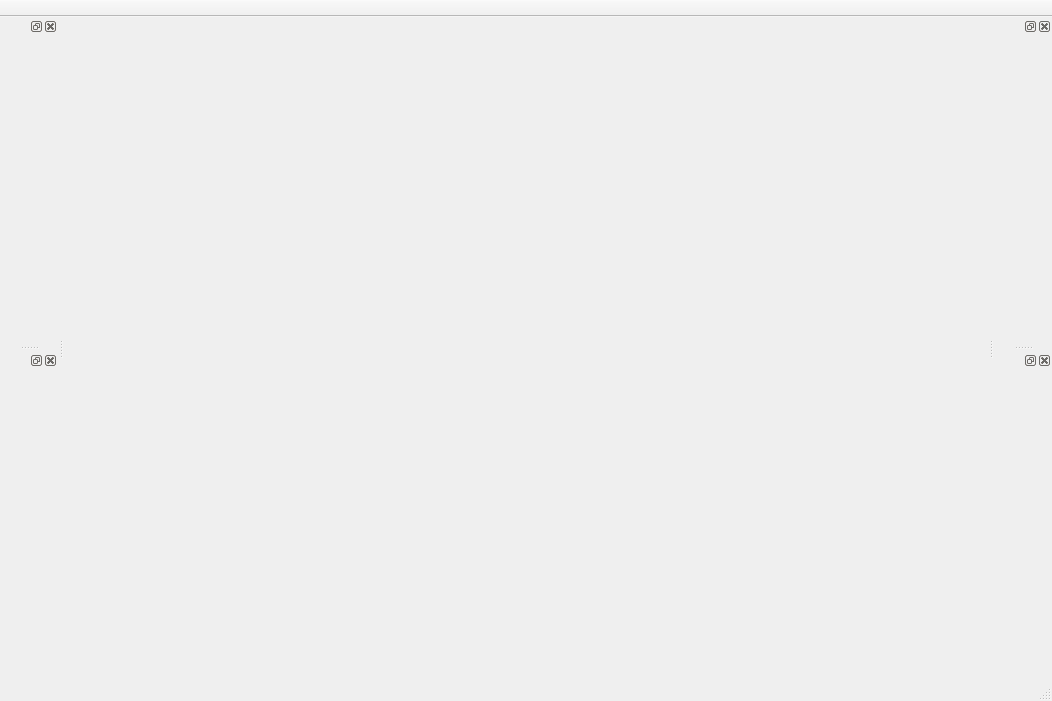
The window that QStudioSCADA/DrawApplication/DrawApplication/MainWindow.ui (VelsonWang/HmiFuncDesigner) describes before a commit, drawn with Qt 5.
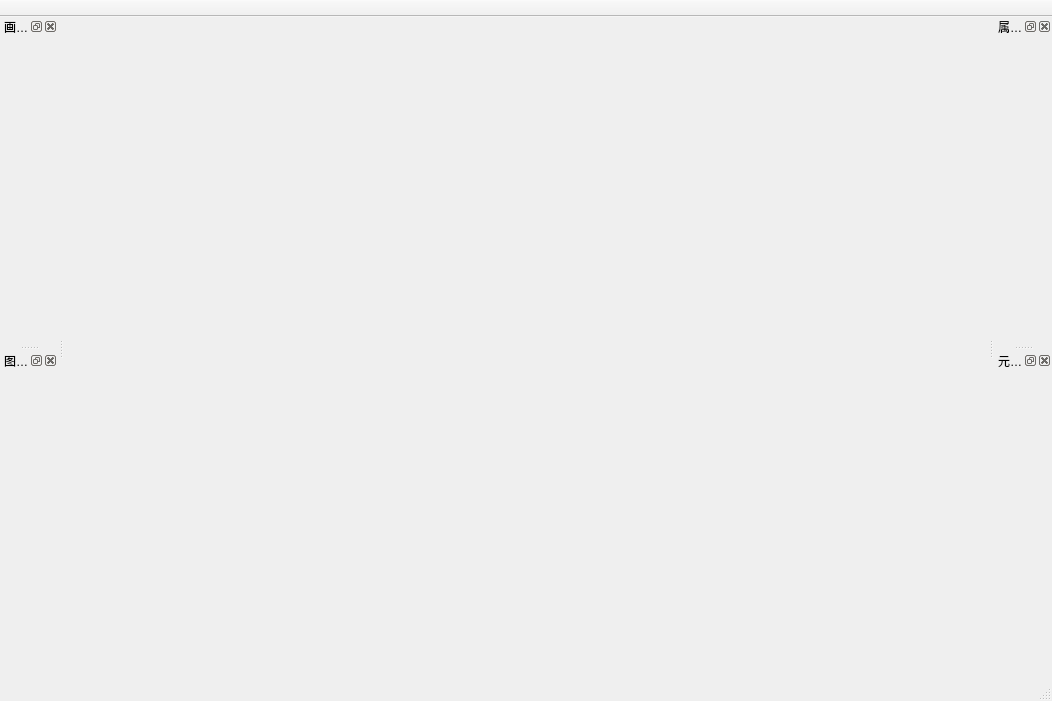
The same window after the commit. Icons and pictures are not drawn.

The edit to the form file:
```diff
--- a/QStudioSCADA/DrawApplication/DrawApplication/MainWindow.ui
+++ b/QStudioSCADA/DrawApplication/DrawApplication/MainWindow.ui
@@ -88,6 +88,9 @@
   </widget>
   <widget class="QStatusBar" name="statusBar"/>
   <widget class="QDockWidget" name="dockGraphPages">
+   <property name="windowTitle">
+    <string>画面管理</string>
+   </property>
    <attribute name="dockWidgetArea">
     <number>1</number>
    </attribute>
@@ -115,6 +118,9 @@
    </widget>
   </widget>
   <widget class="QDockWidget" name="dockElemets">
+   <property name="windowTitle">
+    <string>图形元素</string>
+   </property>
    <attribute name="dockWidgetArea">
     <number>1</number>
    </attribute>
@@ -142,6 +148,9 @@
    </widget>
   </widget>
   <widget class="QDockWidget" name="dockProperty">
+   <property name="windowTitle">
+    <string>属性编辑</string>
+   </property>
    <attribute name="dockWidgetArea">
     <number>2</number>
    </attribute>
@@ -169,6 +178,9 @@
    </widget>
   </widget>
   <widget class="QDockWidget" name="dockObjectTree">
+   <property name="windowTitle">
+    <string>元素对象</string>
+   </property>
    <attribute name="dockWidgetArea">
     <number>2</number>
    </attribute>
```
